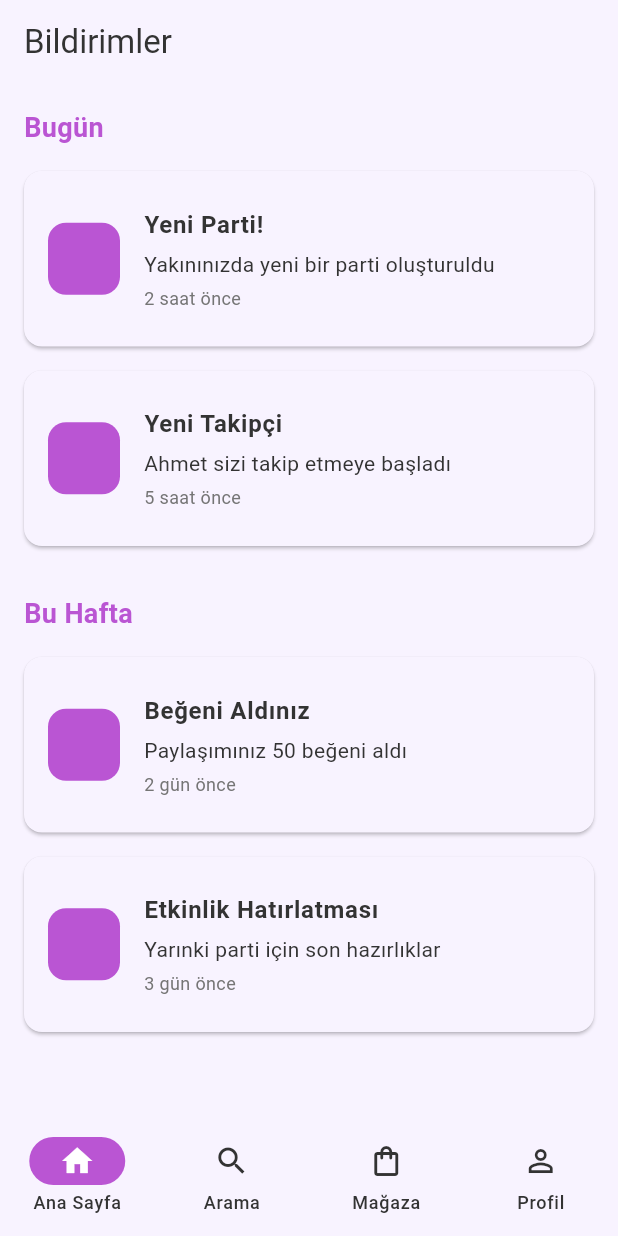
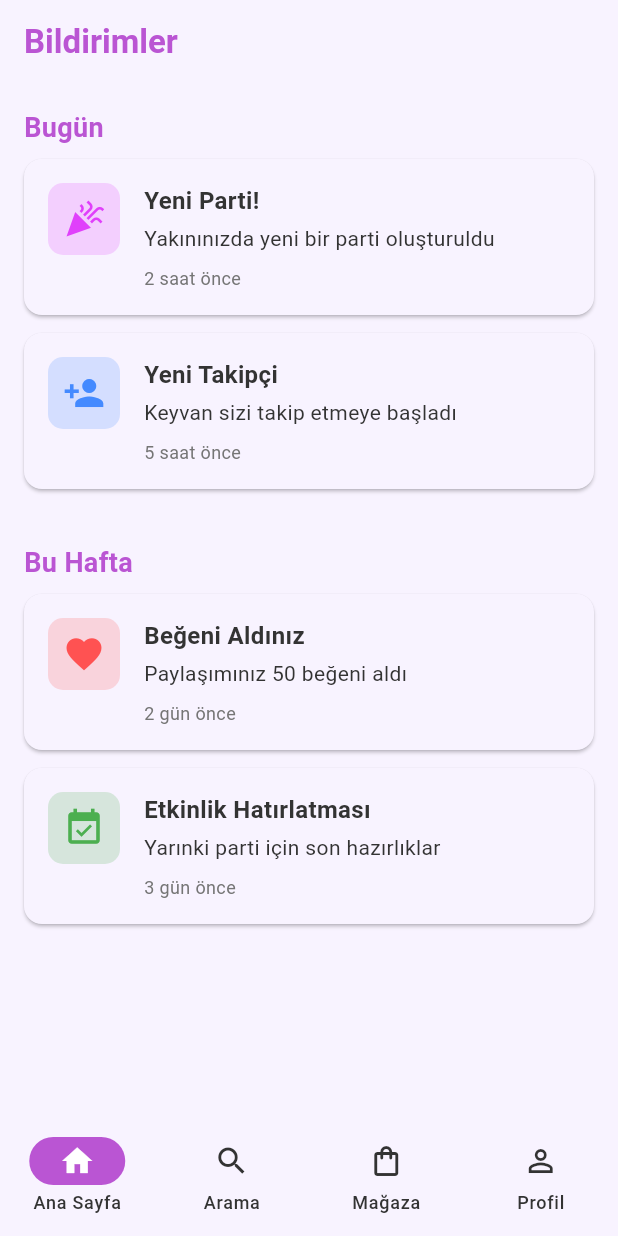
Before and after one commit to BrieflyMR/MR-Flutter, a Flutter app: the NotificationsScreen screen opened by its route, on a phone screen of 412 x 824 dp. Run offline on Flutter 3.47's test engine with Material 3 defaults, Android fonts, the phone set to English and light mode, and no system bars; our stand-ins replace go_router, google_fonts, lottie; missing offline and left inert: dotlottie_loader; Roboto replaces fonts that are missing (Ubuntu).

Commit message:
Bildirim Ekranı Güncellemesi
Artık bildirim ekranını daha canlı ve güzel.

```diff
--- a/lib/screens/notifications_screen.dart
+++ b/lib/screens/notifications_screen.dart
@@ -1,5 +1,5 @@
 import 'package:flutter/material.dart';
-import '../widgets/notification_card.dart';
+import 'package:google_fonts/google_fonts.dart';
 import '../widgets/bottom_menu.dart';
 
 class NotificationsScreen extends StatelessWidget {
@@ -7,61 +7,150 @@ class NotificationsScreen extends StatelessWidget {
 
   @override
   Widget build(BuildContext context) {
+    final theme = Theme.of(context);
+
     return Scaffold(
       appBar: AppBar(
-        title: const Text('Bildirimler'),
+        title: Text(
+          'Bildirimler',
+          style: GoogleFonts.ubuntu(
+            fontWeight: FontWeight.bold,
+            color: theme.colorScheme.primary,
+          ),
+        ),
         elevation: 0,
-        backgroundColor: Theme.of(context).colorScheme.surface,
+        backgroundColor: theme.colorScheme.surface,
       ),
       body: ListView(
         padding: const EdgeInsets.all(16),
         children: [
-          Text(
-            'Bugün',
-            style: TextStyle(
-              fontSize: 18,
-              fontWeight: FontWeight.bold,
-              color: Theme.of(context).colorScheme.primary,
-            ),
-          ),
+          _buildSectionTitle('Bugün', context),
           const SizedBox(height: 8),
-          NotificationCard(
+          const NotificationTile(
             icon: Icons.celebration,
+            iconColor: Colors.purpleAccent,
             title: 'Yeni Parti!',
             description: 'Yakınınızda yeni bir parti oluşturuldu',
             time: '2 saat önce',
+            onTapMessage: 'Parti detaylarına yönlendiriliyor...',
           ),
-          NotificationCard(
+          const NotificationTile(
             icon: Icons.person_add,
+            iconColor: Colors.blueAccent,
             title: 'Yeni Takipçi',
-            description: 'Ahmet sizi takip etmeye başladı',
+            description: 'Keyvan sizi takip etmeye başladı',
             time: '5 saat önce',
+            onTapMessage: 'Keyvan\'ın profiline gidiliyor...',
           ),
           const SizedBox(height: 24),
-          Text(
-            'Bu Hafta',
-            style: TextStyle(
-              fontSize: 18,
-              fontWeight: FontWeight.bold,
-              color: Theme.of(context).colorScheme.primary,
-            ),
-          ),
+          _buildSectionTitle('Bu Hafta', context),
           const SizedBox(height: 8),
-          NotificationCard(
+          const NotificationTile(
             icon: Icons.favorite,
+            iconColor: Colors.redAccent,
             title: 'Beğeni Aldınız',
             description: 'Paylaşımınız 50 beğeni aldı',
             time: '2 gün önce',
+            onTapMessage: 'Beğenilen paylaşım görüntüleniyor...',
           ),
-          NotificationCard(
+          const NotificationTile(
             icon: Icons.event_available,
+            iconColor: Colors.green,
             title: 'Etkinlik Hatırlatması',
             description: 'Yarınki parti için son hazırlıklar',
             time: '3 gün önce',
+            onTapMessage: 'Etkinlik detayları açılıyor...',
           ),
         ],
       ),
       bottomNavigationBar: const BottomMenu(currentIndex: 0),
     );
   }
+
+  Widget _buildSectionTitle(String title, BuildContext context) {
+    return Text(
+      title,
+      style: GoogleFonts.ubuntu(
+        fontSize: 18,
+        fontWeight: FontWeight.bold,
+        color: Theme.of(context).colorScheme.primary,
+      ),
+    );
+  }
 }
+
+class NotificationTile extends StatelessWidget {
+  final IconData icon;
+  final String title;
+  final String description;
+  final String time;
+  final Color iconColor;
+  final String onTapMessage;
+
+  const NotificationTile({
+    super.key,
+    required this.icon,
+    required this.title,
+    required this.description,
+    required this.time,
+    required this.onTapMessage,
+    this.iconColor = Colors.deepPurple,
+  });
+
+  @override
+  Widget build(BuildContext context) {
+    return InkWell(
+      onTap: () {
+        ScaffoldMessenger.of(context).showSnackBar(
+          SnackBar(
+            content: Text(onTapMessage),
+            duration: const Duration(seconds: 2),
+            behavior: SnackBarBehavior.floating,
+          ),
+        );
+      },
+      child: Card(
+        shape: RoundedRectangleBorder(borderRadius: BorderRadius.circular(12)),
+        margin: const EdgeInsets.only(bottom: 12),
+        child: Padding(
+          padding: const EdgeInsets.all(16),
+          child: Row(
+            crossAxisAlignment: CrossAxisAlignment.start,
+            children: [
+              Container(
+                decoration: BoxDecoration(
+                  color: iconColor.withOpacity(0.2),
+                  borderRadius: BorderRadius.circular(10),
+                ),
+                padding: const EdgeInsets.all(10),
+                child: Icon(icon, color: iconColor, size: 28),
+              ),
+              const SizedBox(width: 16),
+              Expanded(
+                child: Column(
+                  crossAxisAlignment: CrossAxisAlignment.start,
+                  children: [
+                    Text(title,
+                        style: GoogleFonts.ubuntu(
+                          fontSize: 16,
+                          fontWeight: FontWeight.bold,
+                        )),
+                    const SizedBox(height: 4),
+                    Text(description,
+                        style: GoogleFonts.ubuntu(fontSize: 14)),
+                    const SizedBox(height: 8),
+                    Text(time,
+                        style: GoogleFonts.ubuntu(
+                          fontSize: 12,
+                          color: Colors.grey[600],
+                        )),
+                  ],
+                ),
+              ),
+            ],
+          ),
+        ),
+      ),
+    );
+  }
+}
```
